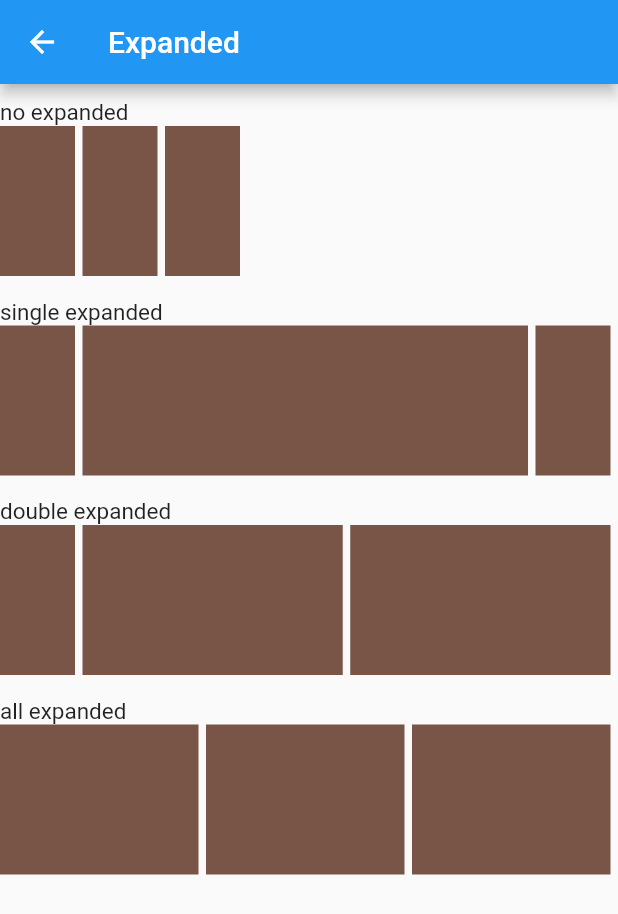
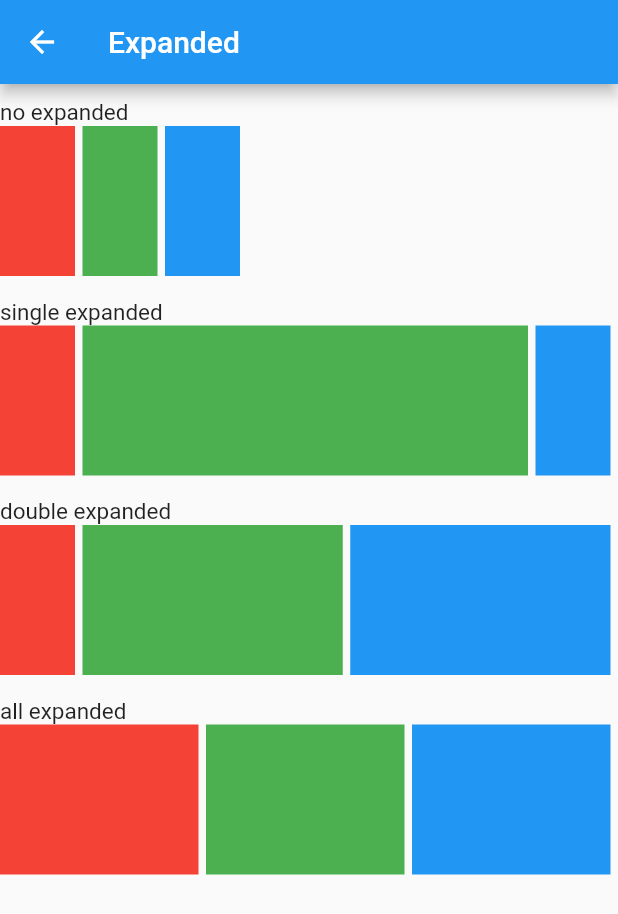
Before and after one commit to JerryChu/flutter-weekly-widgets, a Flutter app: the ExpandedDemo screen opened by its route, on a phone screen of 412 x 824 dp. Shown: the top 914 px of the screen. Run offline on Flutter 3.47's test engine with Material 2 defaults, Android fonts, the phone set to English and light mode, and no system bars.

Commit message:
animated container & opacity

```diff
--- a/lib/base/common_widgets.dart
+++ b/lib/base/common_widgets.dart
@@ -1,5 +1,3 @@
-import 'dart:math';
-
 import 'package:flutter/material.dart';
 import 'package:flutter/widgets.dart';
 
@@ -13,10 +11,11 @@ class Separator extends SizedBox {
 }
 
 class ColoredContainer extends Container {
-  ColoredContainer({double width = 100, double height = 50})
+  ColoredContainer(
+      {double width = 100, double height = 50, Color color = Colors.red})
       : super(
             margin: EdgeInsets.fromLTRB(0, 0, 5, 5),
             width: width,
             height: height,
-            color: Colors.primaries[Random().nextInt(Colors.primaries.length)]);
+            color: color);
 }
--- a/lib/expanded.dart
+++ b/lib/expanded.dart
@@ -21,47 +21,57 @@ class _ExpandedDemoState extends State<ExpandedDemo> {
             HintText("no expanded"),
             Row(
               children: [
-                _demoWidget(false),
-                _demoWidget(false),
-                _demoWidget(false),
+                _demoWidget(Colors.red, false),
+                _demoWidget(Colors.green, false),
+                _demoWidget(Colors.blue, false),
               ],
             ),
             Separator(),
             HintText("single expanded"),
             Row(
               children: [
-                _demoWidget(false),
-                _demoWidget(true),
-                _demoWidget(false),
+                _demoWidget(Colors.red, false),
+                _demoWidget(Colors.green, true),
+                _demoWidget(Colors.blue, false),
               ],
             ),
             Separator(),
             HintText("double expanded"),
             Row(
               children: [
-                _demoWidget(false),
-                _demoWidget(true),
-                _demoWidget(true),
+                _demoWidget(Colors.red, false),
+                _demoWidget(Colors.green, true),
+                _demoWidget(Colors.blue, true),
               ],
             ),
             Separator(),
             HintText("all expanded"),
             Row(
               children: [
-                _demoWidget(true),
-                _demoWidget(true),
-                _demoWidget(true),
+                _demoWidget(Colors.red, true),
+                _demoWidget(Colors.green, true),
+                _demoWidget(Colors.blue, true),
               ],
             ),
           ],
         ));
   }
 
-  Widget _demoWidget(bool expanded) {
+  Widget _demoWidget(Color color, bool expanded) {
     if (expanded) {
-      return Expanded(child: ColoredContainer(height: 100, width: 50));
+      return Expanded(
+        child: ColoredContainer(
+          height: 100,
+          width: 50,
+          color: color,
+        ),
+      );
     } else {
-      return ColoredContainer(height: 100, width: 50);
+      return ColoredContainer(
+        height: 100,
+        width: 50,
+        color: color,
+      );
     }
   }
 }
--- a/lib/main.dart
+++ b/lib/main.dart
@@ -1,4 +1,7 @@
 import 'package:flutter/material.dart';
+import 'package:weekly_widgets/animated_container.dart';
+import 'package:weekly_widgets/future_builder.dart';
+import 'package:weekly_widgets/opacity.dart';
 
 import 'expanded.dart';
 import 'safe_area.dart';
@@ -12,9 +15,9 @@ final Map<String, WidgetBuilder> routes = {
   "SafeArea": (context) => SafeAreaDemo(),
   "Expanded": (context) => ExpandedDemo(),
   "Wrap": (context) => WrapDemo(),
-  "AnimatedContainer": (context) => SafeAreaDemo(),
-  "Opacity": (context) => SafeAreaDemo(),
-  "FutureBuilder": (context) => SafeAreaDemo(),
+  "AnimatedContainer": (context) => AnimatedContainerDemo(),
+  "Opacity": (context) => OpacityDemo(),
+  "FutureBuilder": (context) => FutureBuilderDemo(),
 };
 
 // Demo for Flutter Weekly Widgets
```
Also changed, not shown: lib/animated_container.dart (added, +44 -0 lines), lib/base/utils.dart (added, +8 -0 lines), lib/future_builder.dart (added, +27 -0 lines), lib/opacity.dart (added, +52 -0 lines), pubspec.yaml (+2 -7 lines), pubspec.lock.
